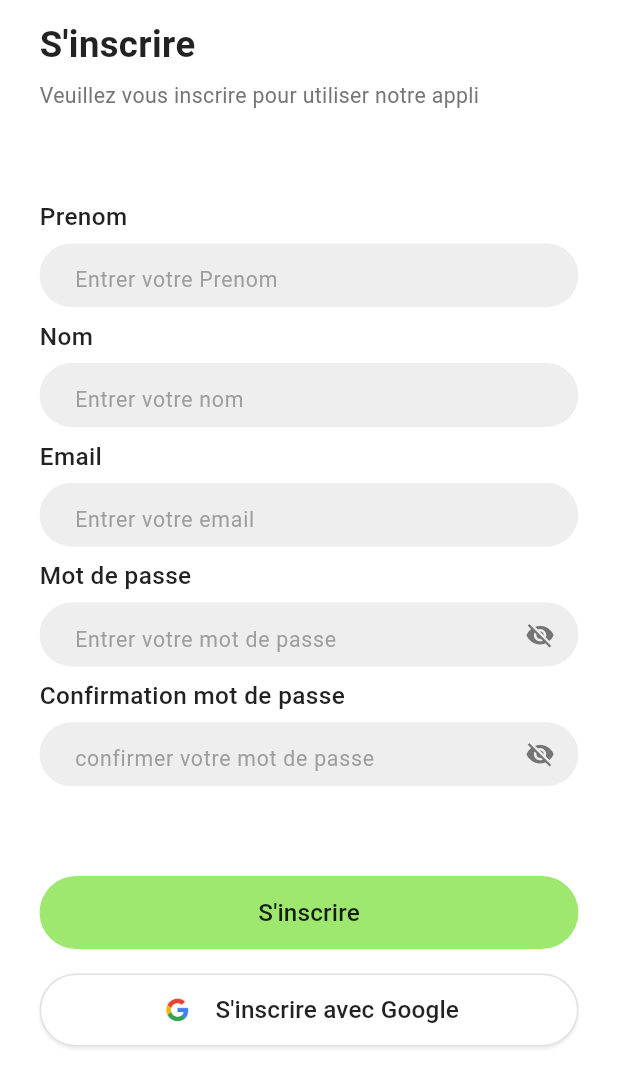
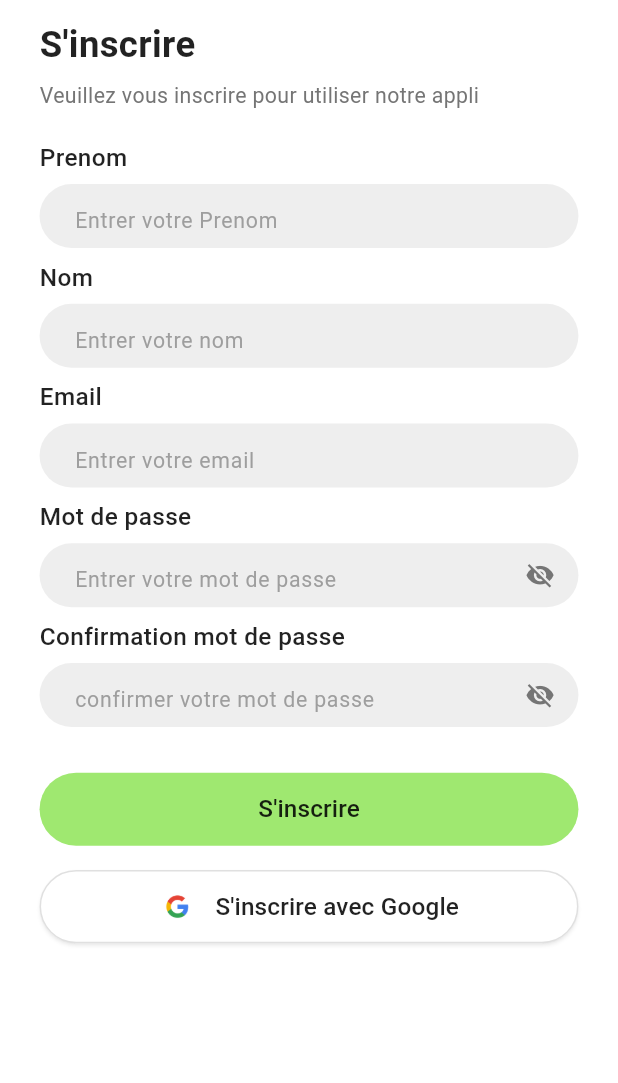
Before and after one commit to Sauzxa/Sahtech, a Flutter app: the SignupUser screen opened directly with empty values, on a phone screen of 412 x 824 dp, the part 153-1236 px from its top. Run offline on Flutter 3.47's test engine with Material 3 defaults, Android fonts, the phone set to English and light mode, and no system bars; our stand-ins replace animated_text_kit, flutter_map, flutter_screenutil, font_awesome_flutter, geocoding, geolocator and 5 more; missing offline and left inert: mobile_scanner; accounts and stored records are empty; network calls fail.

Commit message:
fix Overflowed singupUser page

```diff
--- a/SahtechFront/lib/core/auth/signupUser.dart
+++ b/SahtechFront/lib/core/auth/signupUser.dart
@@ -343,6 +343,8 @@ class _SignupUserState extends State<SignupUser> {
                               ),
                               child: Padding(
                                 padding: EdgeInsets.symmetric(horizontal: 24.w),
+                                child: SingleChildScrollView(
+                                  physics: BouncingScrollPhysics(),
                                   child: Form(
                                     key: _formKey,
                                     autovalidateMode: AutovalidateMode.disabled,
@@ -380,8 +382,7 @@ class _SignupUserState extends State<SignupUser> {
                                           ),
                                         ),
 
-                                      // Spacer for dynamic spacing
-                                      Spacer(flex: 1),
+                                        SizedBox(height: 20.h),
 
                                         // Form fields - each wrapped in a smaller column
                                         Column(
@@ -508,8 +509,8 @@ class _SignupUserState extends State<SignupUser> {
                                             SizedBox(height: 6.h),
                                             _buildPasswordField(
                                               controller: _passwordController,
-                                            hintText:
-                                                _translations['password_hint']!,
+                                              hintText: _translations[
+                                                  'password_hint']!,
                                               errorText: _passwordError,
                                               obscureText: _obscurePassword,
                                               toggleVisibility:
@@ -547,8 +548,8 @@ class _SignupUserState extends State<SignupUser> {
                                             _buildPasswordField(
                                               controller:
                                                   _confirmPasswordController,
-                                            hintText:
-                                                _translations['confirm_hint']!,
+                                              hintText: _translations[
+                                                  'confirm_hint']!,
                                               errorText: _confirmPasswordError,
                                               obscureText:
                                                   _obscureConfirmPassword,
@@ -558,7 +559,8 @@ class _SignupUserState extends State<SignupUser> {
                                                 if (_confirmPasswordError !=
                                                     null) {
                                                   setState(() {
-                                                  _confirmPasswordError = null;
+                                                    _confirmPasswordError =
+                                                        null;
                                                   });
                                                 }
                                               },
@@ -569,8 +571,7 @@ class _SignupUserState extends State<SignupUser> {
                                           ],
                                         ),
 
-                                      // Spacer to push buttons to bottom
-                                      Spacer(flex: 1),
+                                        SizedBox(height: 30.h),
 
                                         // Sign up button
                                         CustomButton(
@@ -579,7 +580,8 @@ class _SignupUserState extends State<SignupUser> {
                                           onPressed: () {
                                             FocusScope.of(context).unfocus();
                                             Future.delayed(
-                                              Duration(milliseconds: 100), () {
+                                                Duration(milliseconds: 100),
+                                                () {
                                               _handleSignup();
                                             });
                                           },
@@ -599,8 +601,8 @@ class _SignupUserState extends State<SignupUser> {
                                                 SnackBar(
                                                   content: Text(
                                                       'Google sign-up will be implemented'),
-                                                duration:
-                                                    const Duration(seconds: 2),
+                                                  duration: const Duration(
+                                                      seconds: 2),
                                                 ),
                                               );
                                             },
@@ -625,7 +627,8 @@ class _SignupUserState extends State<SignupUser> {
                                                 // Google logo
                                                 ClipRRect(
                                                   borderRadius:
-                                                    BorderRadius.circular(4.r),
+                                                      BorderRadius.circular(
+                                                          4.r),
                                                   child: Image.asset(
                                                     'lib/assets/images/google.jpg',
                                                     height: 24.h,
@@ -635,7 +638,8 @@ class _SignupUserState extends State<SignupUser> {
                                                 SizedBox(width: 12.w),
                                                 // Sign up with Google text
                                                 Text(
-                                                _translations['google_signup']!,
+                                                  _translations[
+                                                      'google_signup']!,
                                                   style: TextStyle(
                                                     fontSize: 16.sp,
                                                     fontWeight: FontWeight.w500,
@@ -649,6 +653,7 @@ class _SignupUserState extends State<SignupUser> {
                                         // Bottom padding
                                         SizedBox(height: 24.h),
                                       ],
+                                    ),
                                   ),
                                 ),
                               ),
--- a/SahtechFront/lib/presentation/home/home_screen.dart
+++ b/SahtechFront/lib/presentation/home/home_screen.dart
@@ -265,7 +265,7 @@ class _HomeScreenState extends State<HomeScreen> {
             crossAxisAlignment: CrossAxisAlignment.start,
             children: [
               Text(
-                "Salut $userName 👋",
+                "Salut $userName  ",
                 style: TextStyle(
                   fontSize: 22.sp,
                   fontWeight: FontWeight.bold,
--- a/SahtechFront/lib/presentation/profile/UserProfileSettings.dart
+++ b/SahtechFront/lib/presentation/profile/UserProfileSettings.dart
@@ -271,7 +271,7 @@ class _UserProfileSettingsState extends State<UserProfileSettings> {
                               crossAxisAlignment: CrossAxisAlignment.start,
                               children: [
                                 Text(
-                                  widget.user.name ?? 'Arafatilla_01',
+                                  widget.user.name ?? 'UserName',
                                   style: TextStyle(
                                     fontSize: 16.sp,
                                     fontWeight: FontWeight.w600,
@@ -280,7 +280,7 @@ class _UserProfileSettingsState extends State<UserProfileSettings> {
                                 ),
                                 SizedBox(height: 4.h),
                                 Text(
-                                  'Numero de compte: ${widget.user.phoneNumber ?? '029883614373'}',
+                                  'Numero de compte: ${widget.user.userId ?? '029883614373'}',
                                   style: TextStyle(
                                     fontSize: 12.sp,
                                     color: Colors.grey.shade600,
```
Also changed, not shown: SahtechFront/lib/core/auth/user_success.dart (+9 -4 lines). Lines whose indentation alone changed are shown as unchanged.
